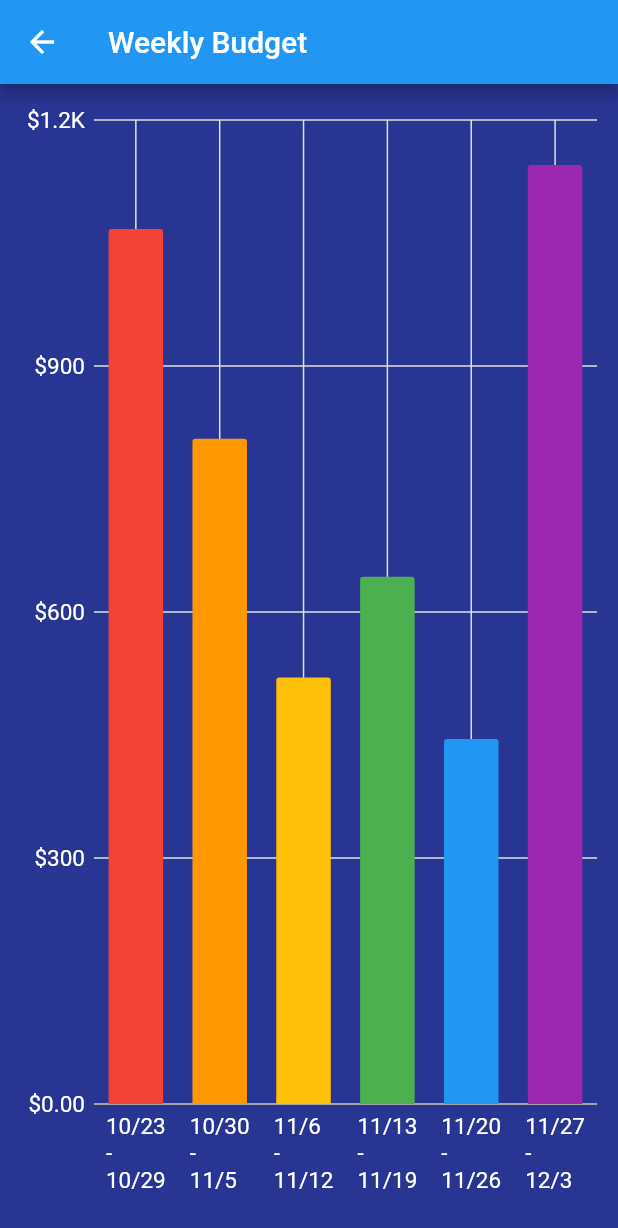
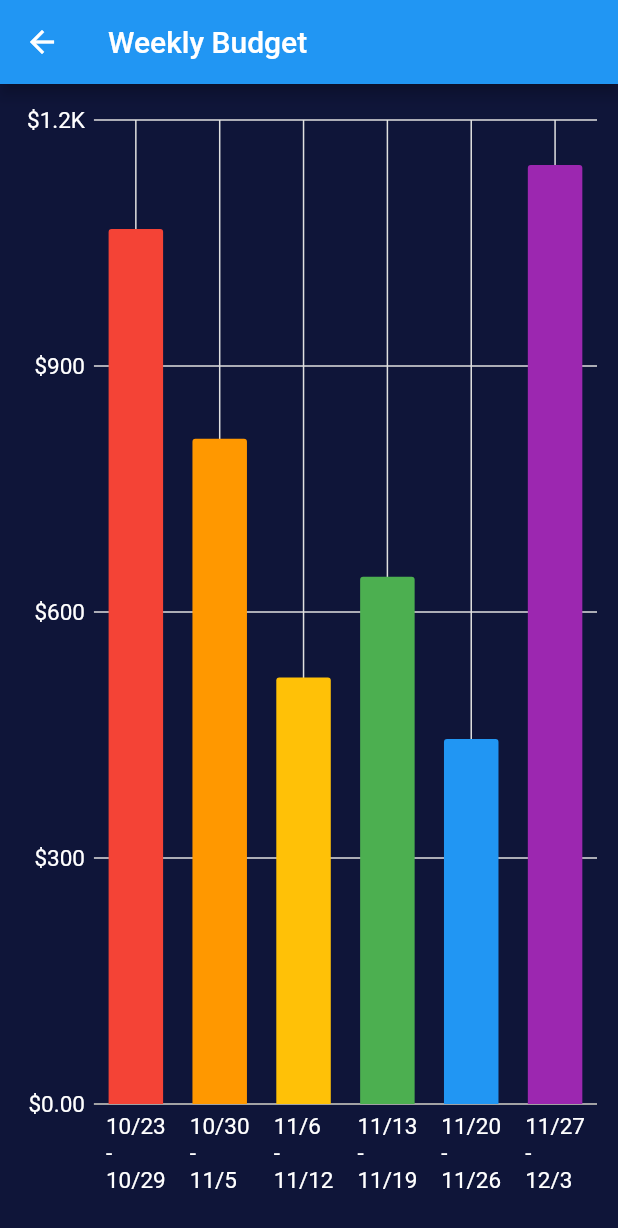
Before and after one commit to lmora21/nutrition_buddy, a Flutter app: the screen it shows after launch, after a tap on an icon or button, on a phone screen of 412 x 824 dp. Shown: the top 1228 px of the screen. Run offline on Flutter 3.47's test engine with Material 2 defaults, Android fonts, the phone set to English and light mode, and no system bars; our stand-ins replace charts_flutter, percent_indicator, pie_chart; missing offline and left inert: window_size.

Commit message:
Improved bar chart background & removed appbar

```diff
--- a/lib/home_route_budget.dart
+++ b/lib/home_route_budget.dart
@@ -26,7 +26,7 @@ class RouteBudget extends StatelessWidget {
       body: Center(
         child: Container(
           padding: const EdgeInsets.fromLTRB(10, 10, 0, 20),
-          color: Colors.indigo.shade800,
+          color: Color.fromARGB(255, 15, 21, 57),
           height: double.infinity,
           child:
               // header,
--- a/lib/main.dart
+++ b/lib/main.dart
@@ -46,7 +46,11 @@ class ExerInfoScreen extends StatefulWidget {
   final String desc;
   final String image;
 
-  const ExerInfoScreen({super.key, required this.title, required this.desc, required this.image});
+  const ExerInfoScreen(
+      {super.key,
+      required this.title,
+      required this.desc,
+      required this.image});
 
   @override
   State<ExerInfoScreen> createState() => _ExerInfoScreenState();
@@ -63,11 +67,14 @@ class _ExerInfoScreenState extends State<ExerInfoScreen> {
         child: Column(
           children: <Widget>[
             Text(widget.title, style: const TextStyle(fontSize: 50)),
-            Image.asset("images/" + widget.image, width:400, height:400),
+            Image.asset("images/" + widget.image, width: 400, height: 400),
             Expanded(
               child: ListView(
                 children: [
-                  Padding(padding: const EdgeInsets.fromLTRB(20, 0, 20, 20), child:Text(widget.desc, style: const TextStyle(fontSize: 16, height:2.0)))
+                  Padding(
+                      padding: const EdgeInsets.fromLTRB(20, 0, 20, 20),
+                      child: Text(widget.desc,
+                          style: const TextStyle(fontSize: 16, height: 2.0)))
                 ],
               ),
             ),
@@ -85,9 +92,6 @@ class _MyHomePageState extends State<MyHomePage> {
   Widget build(BuildContext context) {
     double screenWidth = MediaQuery.of(context).size.width;
     return Scaffold(
-        appBar: AppBar(
-          title: Text(widget.title),
-        ),
         body: Center(
           child: <Widget>[
             homeScreen(context),
```
